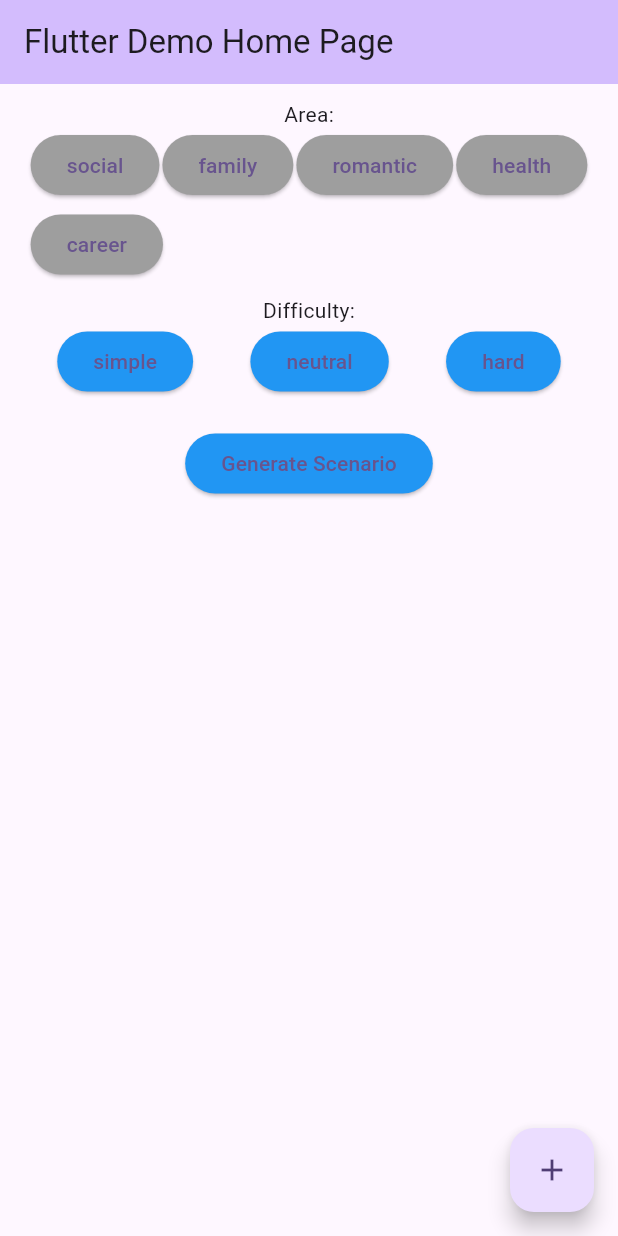
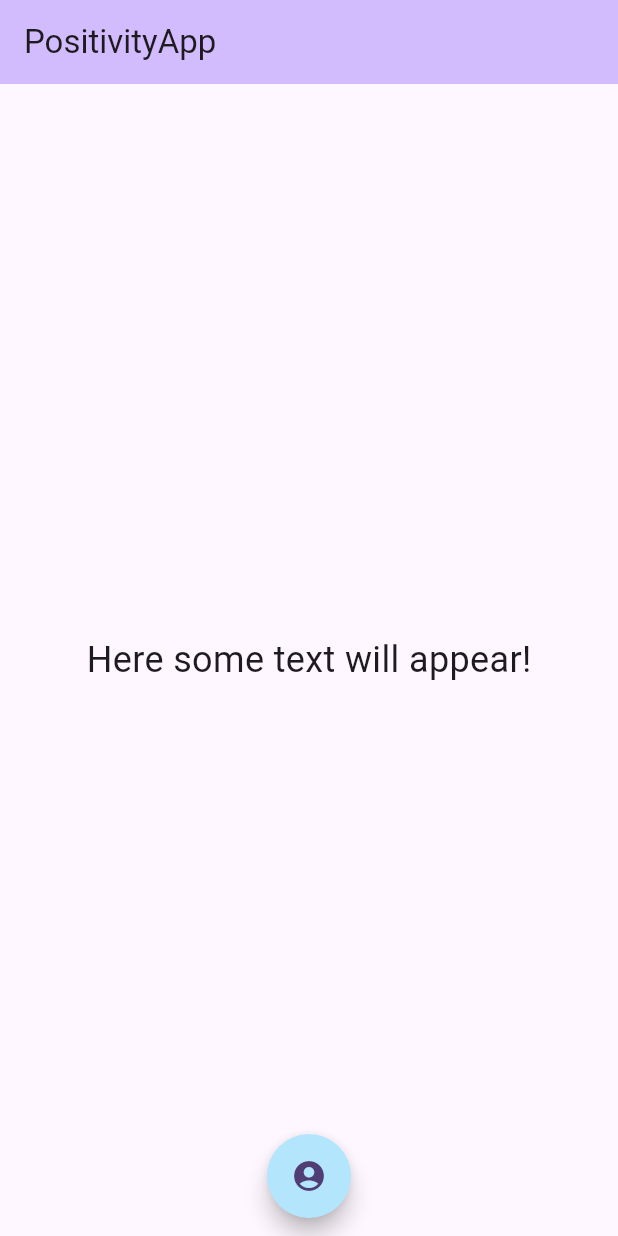
Before and after one commit to Alisa-lisa/PositivityApp, a Flutter app: the screen it shows after launch, on a phone screen of 412 x 824 dp. Run offline on Flutter 3.47's test engine with Material 3 defaults, Android fonts, the phone set to English and light mode, and no system bars; drawn by our look-alikes of flutter_speed_dial.

Commit message:
set up the very base layout

```diff
--- a/lib/main.dart
+++ b/lib/main.dart
@@ -1,4 +1,5 @@
 import 'package:flutter/material.dart';
+import 'package:flutter_speed_dial/flutter_speed_dial.dart';
 import 'dart:math';
 
 void main() {
@@ -12,12 +13,12 @@ class MyApp extends StatelessWidget {
   @override
   Widget build(BuildContext context) {
     return MaterialApp(
-      title: 'Flutter Demo',
+      title: 'PotivityTraining',
       theme: ThemeData(
         colorScheme: ColorScheme.fromSeed(seedColor: Colors.deepPurple),
         useMaterial3: true,
       ),
-      home: const MyHomePage(title: 'Flutter Demo Home Page'),
+      home: const MyHomePage(title: 'PositivityApp'),
     );
   }
 }
@@ -31,21 +32,6 @@ class MyHomePage extends StatefulWidget {
 }
 
 class _MyHomePageState extends State<MyHomePage> {
-  Color generateRandomColor() {
-    Random random = Random();
-    return Color.fromRGBO(
-      random.nextInt(256),
-      random.nextInt(256),
-      random.nextInt(256),
-      1.0,
-    );
-  }
-  String generateRandomText() {
-    List<String> texts = ['A', 'B', 'C', 'D', 'E'];
-    Random random = Random();
-    return texts[random.nextInt(texts.length)];
-  }
-
   // const
   List<String> tags = ["social", "family", "romantic", "health", "career"];
   List<String> difficulty = ["simple", "neutral", "hard"];
@@ -57,65 +43,42 @@ class _MyHomePageState extends State<MyHomePage> {
           backgroundColor: Theme.of(context).colorScheme.inversePrimary,
           title: Text(widget.title),
         ),
-      body: Column(
-		  // mainAxisAlignment: MainAxisAlignment.center,
+        body: const Column(
+          mainAxisAlignment: MainAxisAlignment.center,
           children: [
-			// First child: Row with 5 clickable buttons
-			SizedBox(height: 10), // Spacer
-			Text("Area:"),
-				 Wrap(
-					spacing: 2.0,
-					runSpacing: 5.0,
-			  // mainAxisAlignment: MainAxisAlignment.spaceEvenly,
-			  children: List.generate(
-				5,
-				(index) => ElevatedButton(
-				  onPressed: () {
-					// Handle button click
-					print('Button $index Clicked');
-				  },
-				  style: ElevatedButton.styleFrom(
-					primary: Colors.grey,
-				  ),
-				  child: Text(tags[index]),
-				),
-			  ),
-			),
-			SizedBox(height: 10), // Spacer
-			// Second child: Row with 3 clickable buttons with icons
-			Text("Difficulty:"),
-			Row(
-			  mainAxisAlignment: MainAxisAlignment.spaceEvenly,
-			  children: List.generate(
-				3,
-				(index) => ElevatedButton(
-					onPressed: () {},
-					style: ElevatedButton.styleFrom(
-						primary: Colors.blue,
-					),
-					child: Text(difficulty[index])
-					)
-				  )
-			),
-			SizedBox(height: 20), // Spacer
-			// Third child: Button in the center of the screen
-			ElevatedButton(
-			  onPressed: () {
-				// Handle button click
-				print('Generate Scenario Clicked');
-			  },
-			  style: ElevatedButton.styleFrom(
-				primary: Colors.blue, // You can set a specific color
-			  ),
-			  child: Text('Generate Scenario'),
+            Center(
+              child: Text("Here some text will appear!",
+                  style: TextStyle(fontSize: 24)),
             ),
           ],
         ),
-      floatingActionButton: FloatingActionButton(
-        onPressed: () {},
-        tooltip: 'Increment',
-        child: const Icon(Icons.add),
-      ),
-    );
+        floatingActionButtonLocation:
+            FloatingActionButtonLocation.miniCenterFloat,
+        floatingActionButton: SpeedDial(
+            icon: Icons.account_circle,
+            backgroundColor: Colors.lightBlue.shade100,
+            children: [
+              SpeedDialChild(
+                  child: const Icon(Icons.help),
+                  label: 'Info',
+                  backgroundColor: Colors.lightBlue.shade300,
+                  onTap: () {
+                    // setState(() { showCharts = !showCharts; });
+                  }),
+              SpeedDialChild(
+                  child: const Icon(Icons.build),
+                  label: 'Config',
+                  backgroundColor: Colors.lightBlue.shade200,
+                  onTap: () {
+                    // setState(() { showCharts = !showCharts; });
+                  }),
+              SpeedDialChild(
+                  child: const Icon(Icons.refresh),
+                  label: 'New scenario',
+                  backgroundColor: Colors.lightBlue.shade100,
+                  onTap: () {
+                    // setState(() { areItemsSuggested = !areItemsSuggested; });
+                  }),
+            ]));
   }
 }
--- a/pubspec.yaml
+++ b/pubspec.yaml
@@ -30,6 +30,7 @@ environment:
 dependencies:
   flutter:
     sdk: flutter
+  flutter_speed_dial:
 
 
   # The following adds the Cupertino Icons font to your application.
```
Lines whose indentation alone changed are shown as unchanged.
